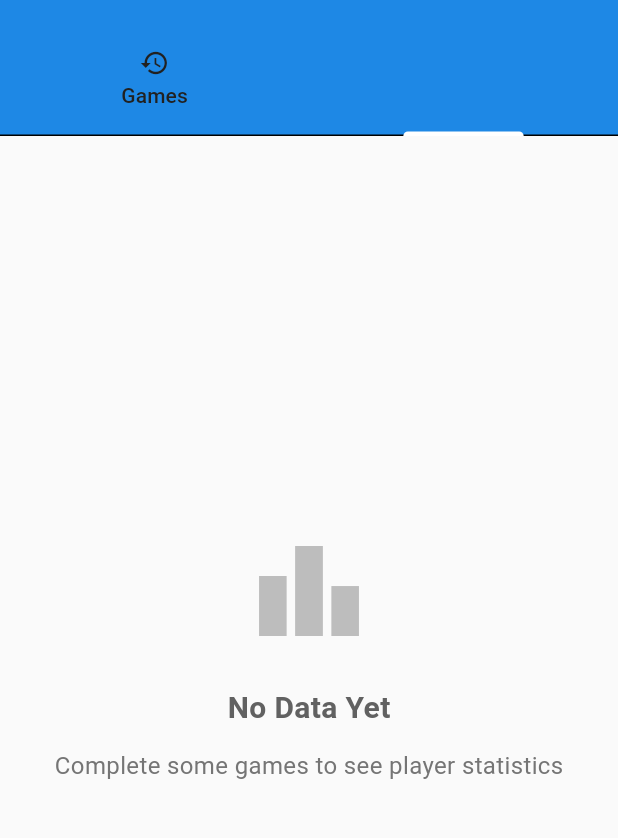
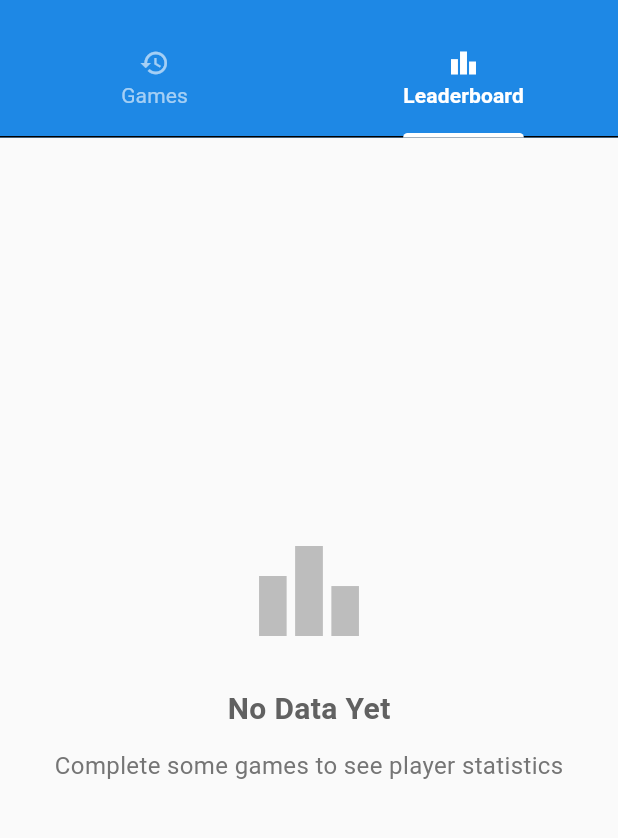
Before and after one commit to project44231/SplitExpenses, a Flutter app: the HistoryScreen screen opened by its route, tab 2 chosen, on a phone screen of 412 x 824 dp, the part 59-897 px from its top. Run offline on Flutter 3.47's test engine with Material 3 defaults, Android fonts, the phone set to English and light mode, and no system bars; our stand-ins replace cloud_firestore, firebase_auth, firebase_core, flutter_riverpod, freezed_annotation, go_router and 3 more; accounts and stored records are empty; statements that could not run were skipped.

Commit message:
Enhance GameDetailsScreen and HistoryScreen UI with back navigation and tab styling
- Added back navigation button to GameDetailsScreen and HistoryScreen, allowing users to return to the home screen.
- Improved tab styling in both screens with custom label colors and font weights for better visual distinction.
- Updated TabBar properties to enhance user experience and maintain consistency across the app.

```diff
--- a/lib/features/history/screens/history_screen.dart
+++ b/lib/features/history/screens/history_screen.dart
@@ -294,6 +294,17 @@ class _HistoryScreenState extends ConsumerState<HistoryScreen>
         bottom: TabBar(
           controller: _tabController,
           indicatorColor: Colors.white,
+          indicatorWeight: 3,
+          labelColor: Colors.white,
+          unselectedLabelColor: Colors.white.withOpacity(0.6),
+          labelStyle: const TextStyle(
+            fontSize: 14,
+            fontWeight: FontWeight.bold,
+          ),
+          unselectedLabelStyle: const TextStyle(
+            fontSize: 14,
+            fontWeight: FontWeight.normal,
+          ),
           tabs: const [
             Tab(text: 'Games', icon: Icon(Icons.history, size: 20)),
             Tab(text: 'Leaderboard', icon: Icon(Icons.leaderboard, size: 20)),
```
Also changed, not shown: lib/features/history/screens/game_details_screen.dart (+28 -0 lines).
